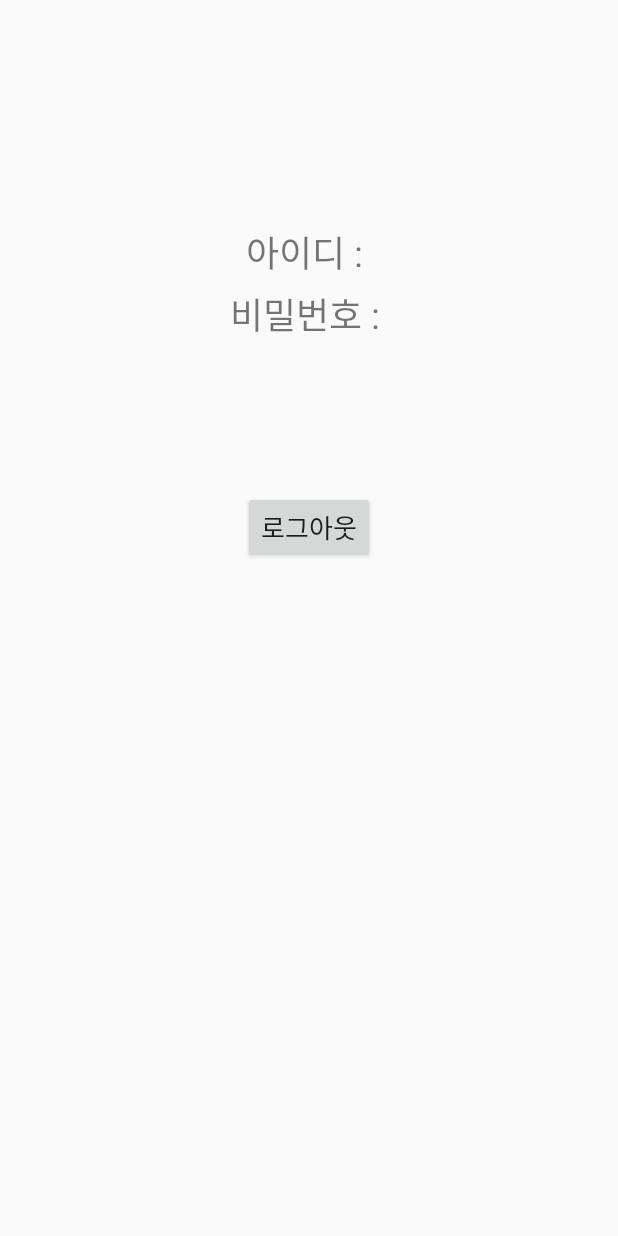
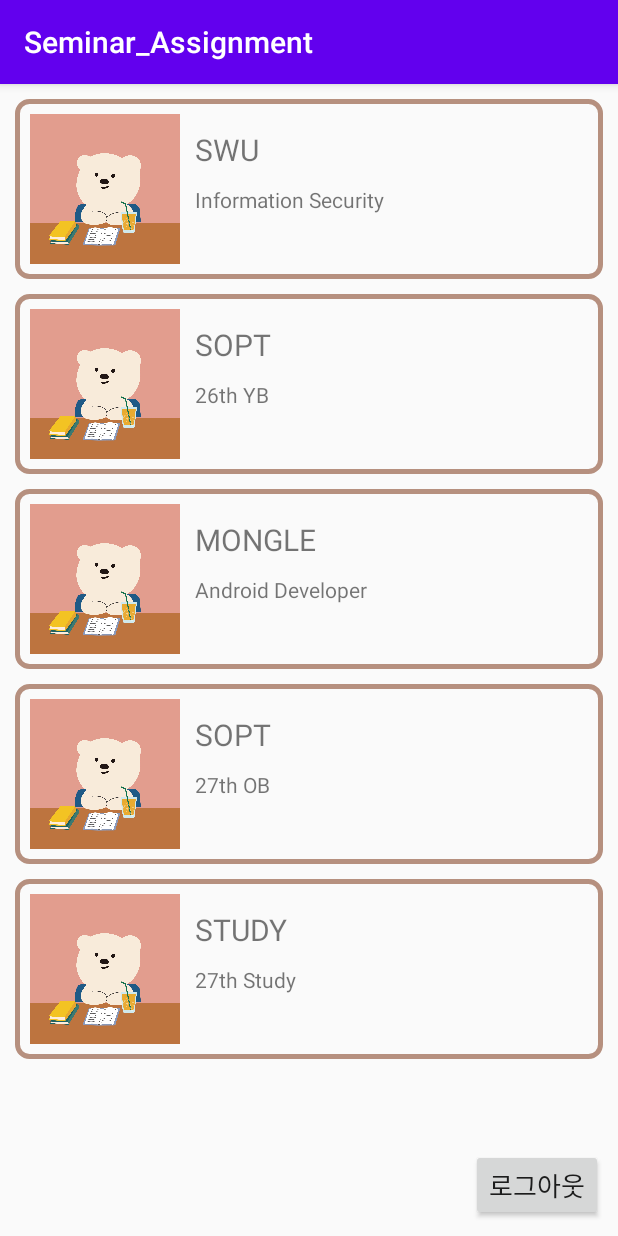
Before and after one commit to jinyand/Sopt27th_Android, an Android app: the HomeActivity screen opened directly, with no data from a screen before it, on a phone screen of 412 x 824 dp. Run offline under Robolectric (Android 15) with nearby library versions, the light colour scheme and no system bars.

Commit message:
UPDATE 2주차 필수과제 완료

```diff
--- a/Seminar_Assignment/app/build.gradle
+++ b/Seminar_Assignment/app/build.gradle
@@ -30,6 +30,8 @@
     implementation 'androidx.core:core-ktx:1.3.1'
     implementation 'androidx.appcompat:appcompat:1.2.0'
     implementation 'androidx.constraintlayout:constraintlayout:2.0.1'
+    implementation 'androidx.cardview:cardview:1.0.0'
+    implementation 'androidx.recyclerview:recyclerview:1.1.0'
     testImplementation 'junit:junit:4.12'
     androidTestImplementation 'androidx.test.ext:junit:1.1.2'
     androidTestImplementation 'androidx.test.espresso:espresso-core:3.3.0'
--- a/Seminar_Assignment/app/src/main/java/com/example/seminar_assignment/HomeActivity.kt
+++ b/Seminar_Assignment/app/src/main/java/com/example/seminar_assignment/HomeActivity.kt
@@ -3,22 +3,42 @@
 import android.content.Intent
 import androidx.appcompat.app.AppCompatActivity
 import android.os.Bundle
+import android.util.Log
+import android.view.View
+import androidx.core.view.get
+import androidx.recyclerview.widget.LinearLayoutManager
 import kotlinx.android.synthetic.main.activity_home.*
+import kotlinx.android.synthetic.main.item_home_recycler.*
 
+/* 2차 세미나 과제 - RecyclerView */
 class HomeActivity : AppCompatActivity() {
+    private lateinit var profileAdapter: ProfileAdapter
+
     override fun onCreate(savedInstanceState: Bundle?) {
         super.onCreate(savedInstanceState)
         setContentView(R.layout.activity_home)
 
-        tv_users_id.text = "아이디 : " + MySharedPreferences.getId(this)
-        tv_users_pw.text = "비밀번호 : " + MySharedPreferences.getPw(this)
-
-        btn_logout.setOnClickListener {
+        activity_home_btn_logout.setOnClickListener {
             MySharedPreferences.clearUser(this)
             val intent = Intent(this, MainActivity::class.java)
             startActivity(intent)
             finish()
         }
 
+        profileAdapter = ProfileAdapter(this)
+
+        activity_home_rv_profile.adapter = profileAdapter
+        activity_home_rv_profile.layoutManager = LinearLayoutManager(this)
+
+        profileAdapter.data = mutableListOf(
+            ProfileData("SWU", "Information Security", "2016. 03 ~ 2021. 02\nSWU\nDept. of Information Security"),
+            ProfileData("SOPT", "26th YB", "2020. 03 ~ 2020. 07\n26기 안드로이드파트 YB"),
+            ProfileData("MONGLE", "Android Developer", "2020. 07\nAndroid Developer\n몽글 ♡"),
+            ProfileData("SOPT", "27th OB", "2020. 09 ~ 2021. 01\n27기 안드로이드파트 OB"),
+            ProfileData("STUDY", "27th Study", "1. 안드로이드 심화스터디\n2. 기상 스터디\n3. 모각공 스터디\n4. 몽그리즘")
+        )
+
+        profileAdapter.notifyDataSetChanged()
+
     }
 }
--- /dev/null
+++ b/Seminar_Assignment/app/src/main/java/com/example/seminar_assignment/ProfileAdapter.kt
@@ -0,0 +1,34 @@
+package com.example.seminar_assignment
+
+import android.content.Context
+import android.content.Intent
+import android.view.LayoutInflater
+import android.view.ViewGroup
+import androidx.core.content.ContextCompat.startActivity
+import androidx.recyclerview.widget.RecyclerView
+
+class ProfileAdapter (private var context : Context) : RecyclerView.Adapter<ProfileViewHolder>() {
+
+    var data = mutableListOf<ProfileData>()
+
+    override fun onCreateViewHolder(parent: ViewGroup, viewType: Int): ProfileViewHolder {
+        val view = LayoutInflater.from(context).inflate(R.layout.item_home_recycler, parent, false)
+        return ProfileViewHolder(view)
+    }
+
+    override fun onBindViewHolder(holder: ProfileViewHolder, position: Int) {
+        holder.onBind(data[position])
+
+        holder.itemView.setOnClickListener {
+            val intent = Intent(holder.itemView.context, DetailActivity::class.java)
+            intent.putExtra("title", data[position].title)
+            intent.putExtra("subtitle", data[position].subTitle)
+            intent.putExtra("content", data[position].content)
+            startActivity(holder.itemView.context, intent, null)
+
+        }
+    }
+
+    override fun getItemCount(): Int = data.size
+
+}
--- /dev/null
+++ b/Seminar_Assignment/app/src/main/java/com/example/seminar_assignment/ProfileData.kt
@@ -0,0 +1,7 @@
+package com.example.seminar_assignment
+
+data class ProfileData(
+    val title : String,
+    val subTitle : String,
+    val content : String
+)
--- /dev/null
+++ b/Seminar_Assignment/app/src/main/java/com/example/seminar_assignment/ProfileViewHolder.kt
@@ -0,0 +1,15 @@
+package com.example.seminar_assignment
+
+import android.view.View
+import android.widget.TextView
+import androidx.recyclerview.widget.RecyclerView
+
+class ProfileViewHolder (itemView : View) : RecyclerView.ViewHolder(itemView) {
+    private val title : TextView = itemView.findViewById(R.id.tv_title)
+    private val subTitle : TextView = itemView.findViewById(R.id.tv_subtitle)
+
+    fun onBind(data : ProfileData) {
+        title.text = data.title
+        subTitle.text = data.subTitle
+    }
+}
--- /dev/null
+++ b/Seminar_Assignment/app/src/main/res/drawable/round_border_layout.xml
@@ -0,0 +1,12 @@
+<?xml version="1.0" encoding="utf-8"?>
+<layer-list xmlns:android="http://schemas.android.com/apk/res/android">
+    <item>
+        <shape android:shape="rectangle">
+            <stroke
+                android:width="3dp"
+                android:color="#b6907f" />
+            <corners
+                android:radius="8dp" />
+        </shape>
+    </item>
+</layer-list>
--- a/Seminar_Assignment/app/src/main/res/layout/activity_home.xml
+++ b/Seminar_Assignment/app/src/main/res/layout/activity_home.xml
@@ -6,36 +6,28 @@
     android:layout_height="match_parent"
     tools:context=".HomeActivity">
 
-    <TextView
-        android:id="@+id/tv_users_id"
+    <androidx.recyclerview.widget.RecyclerView
+        android:id="@+id/activity_home_rv_profile"
+        android:layout_width="0dp"
+        android:layout_height="0dp"
+        android:layout_marginTop="10dp"
+        android:layout_marginBottom="10dp"
+        android:orientation="vertical"
+        app:layoutManager="androidx.recyclerview.widget.LinearLayoutManager"
+        app:layout_constraintBottom_toTopOf="@+id/activity_home_btn_logout"
+        app:layout_constraintEnd_toEndOf="parent"
+        app:layout_constraintStart_toStartOf="parent"
+        app:layout_constraintTop_toTopOf="parent"
+        tools:listitem="@layout/item_home_recycler" />
+
+    <Button
+        android:id="@+id/activity_home_btn_logout"
         android:layout_width="wrap_content"
         android:layout_height="wrap_content"
-        android:layout_marginTop="150dp"
-        android:text="아이디 : "
-        android:textSize="24sp"
-        app:layout_constraintEnd_toEndOf="parent"
-        app:layout_constraintStart_toStartOf="parent"
-        app:layout_constraintTop_toTopOf="parent" />
-
-    <TextView
-        android:id="@+id/tv_users_pw"
-        android:layout_width="wrap_content"
-        android:layout_height="wrap_content"
-        android:layout_marginTop="5dp"
-        android:text="비밀번호 : "
-        android:textSize="24sp"
-        app:layout_constraintEnd_toEndOf="@+id/tv_users_id"
-        app:layout_constraintStart_toStartOf="@+id/tv_users_id"
-        app:layout_constraintTop_toBottomOf="@+id/tv_users_id" />
-
-    <Button
-        android:id="@+id/btn_logout"
-        android:layout_width="wrap_content"
-        android:layout_height="wrap_content"
-        android:layout_marginTop="100dp"
+        android:layout_marginEnd="10dp"
+        android:layout_marginBottom="10dp"
         android:text="로그아웃"
         android:textSize="17sp"
-        app:layout_constraintEnd_toEndOf="parent"
-        app:layout_constraintStart_toStartOf="parent"
-        app:layout_constraintTop_toBottomOf="@+id/tv_users_pw" />
+        app:layout_constraintBottom_toBottomOf="parent"
+        app:layout_constraintEnd_toEndOf="parent" />
 </androidx.constraintlayout.widget.ConstraintLayout>
--- /dev/null
+++ b/Seminar_Assignment/app/src/main/res/layout/item_home_recycler.xml
@@ -0,0 +1,58 @@
+<?xml version="1.0" encoding="utf-8"?>
+<androidx.constraintlayout.widget.ConstraintLayout xmlns:android="http://schemas.android.com/apk/res/android"
+    xmlns:app="http://schemas.android.com/apk/res-auto"
+    xmlns:tools="http://schemas.android.com/tools"
+    android:layout_width="match_parent"
+    android:layout_height="wrap_content">
+
+    <androidx.constraintlayout.widget.ConstraintLayout
+        android:id="@+id/constraintLayout"
+        android:layout_width="match_parent"
+        android:layout_height="wrap_content"
+        android:layout_marginStart="10dp"
+        android:layout_marginEnd="10dp"
+        android:layout_marginBottom="10dp"
+        android:background="@drawable/round_border_layout"
+        app:layout_constraintBottom_toBottomOf="parent"
+        app:layout_constraintEnd_toEndOf="parent"
+        app:layout_constraintStart_toStartOf="parent"
+        app:layout_constraintTop_toTopOf="parent">
+
+        <ImageView
+            android:id="@+id/img_profile"
+            android:layout_width="100dp"
+            android:layout_height="100dp"
+            android:layout_marginStart="10dp"
+            android:layout_marginTop="10dp"
+            android:layout_marginBottom="10dp"
+            app:layout_constraintBottom_toBottomOf="@+id/constraintLayout"
+            app:layout_constraintStart_toStartOf="@+id/constraintLayout"
+            app:layout_constraintTop_toTopOf="@+id/constraintLayout"
+            app:layout_constraintVertical_bias="0.0"
+            app:srcCompat="@drawable/img_profile" />
+
+        <TextView
+            android:id="@+id/tv_title"
+            android:layout_width="wrap_content"
+            android:layout_height="wrap_content"
+            android:layout_marginStart="10dp"
+            android:layout_marginTop="20dp"
+            android:text="Title"
+            android:textSize="20sp"
+            app:layout_constraintStart_toEndOf="@+id/img_profile"
+            app:layout_constraintTop_toTopOf="@+id/constraintLayout" />
+
+        <TextView
+            android:id="@+id/tv_subtitle"
+            android:layout_width="wrap_content"
+            android:layout_height="wrap_content"
+            android:layout_marginTop="10dp"
+            android:text="subTitle"
+            app:layout_constraintStart_toStartOf="@+id/tv_title"
+            app:layout_constraintTop_toBottomOf="@+id/tv_title" />
+
+    </androidx.constraintlayout.widget.ConstraintLayout>
+
+
+
+</androidx.constraintlayout.widget.ConstraintLayout>
--- a/Seminar_Assignment/app/src/main/res/values/styles.xml
+++ b/Seminar_Assignment/app/src/main/res/values/styles.xml
@@ -1,6 +1,6 @@
 <resources>
     <!-- Base application theme. -->
-    <style name="AppTheme" parent="Theme.AppCompat.Light.NoActionBar">
+    <style name="AppTheme" parent="Theme.AppCompat.Light.DarkActionBar">
         <!-- Customize your theme here. -->
         <item name="colorPrimary">@color/colorPrimary</item>
         <item name="colorPrimaryDark">@color/colorPrimaryDark</item>
```
Also changed, not shown: Seminar_Assignment/app/src/main/AndroidManifest.xml (+5 -2 lines), Seminar_Assignment/app/src/main/java/com/example/seminar_assignment/DetailActivity.kt (added, +20 -0 lines), Seminar_Assignment/app/src/main/res/drawable/round_border_textview.xml (added, +10 -0 lines), Seminar_Assignment/app/src/main/res/layout/activity_detail.xml (added, +69 -0 lines), Seminar_Assignment/app/src/main/res/drawable/img_profile.png (added).
